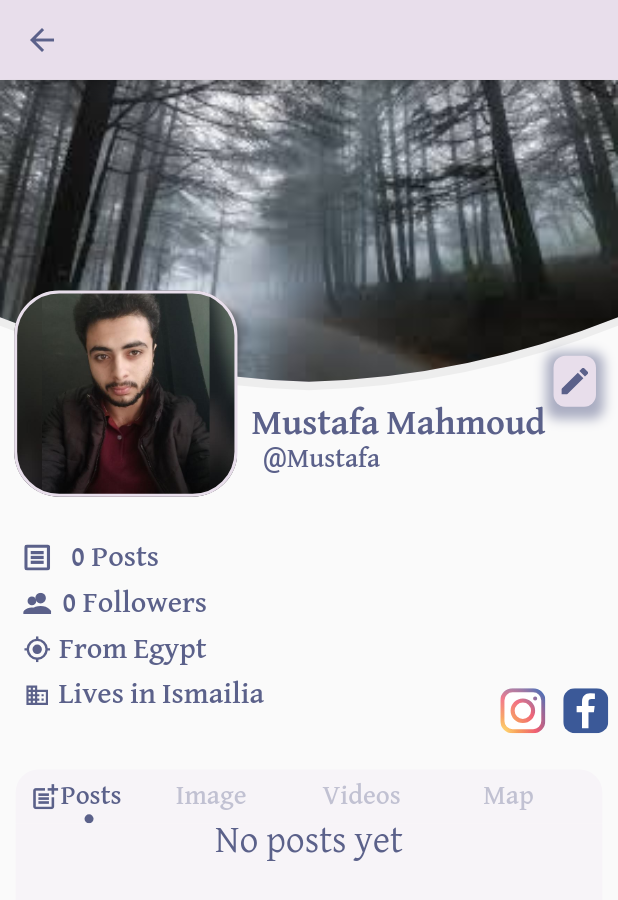
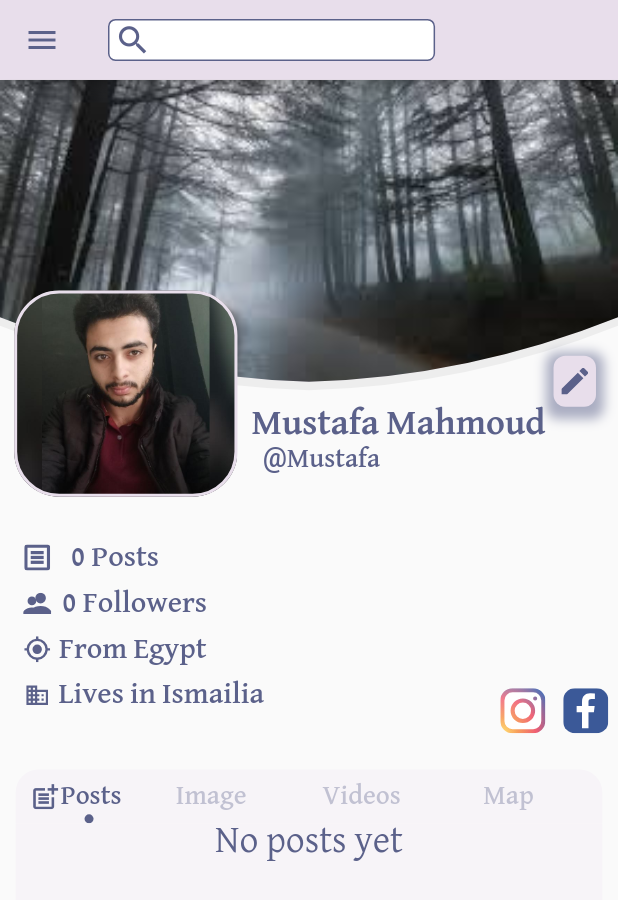
Before and after one commit to Amrmahmoud333/rafiq, a Flutter app: the ProfileScreen screen opened by its route, on a phone screen of 412 x 824 dp. Shown: the top 900 px of the screen. Run offline on Flutter 3.47's test engine with Material 2 defaults, Android fonts, the phone set to English and light mode, and no system bars; drawn by our look-alikes of auto_size_text; our stand-ins replace bloc, device_preview, dio, flutter_bloc, flutter_svg; accounts and stored records are empty.

Commit message:
add drawer and search bar in app bar

```diff
--- a/lib/views/profile/screens/profile_screen.dart
+++ b/lib/views/profile/screens/profile_screen.dart
@@ -23,10 +23,37 @@ class ProfileScreen extends StatelessWidget {
     return DefaultTabController(
       length: 4,
       initialIndex: 0,
+      child: SafeArea(
         child: Scaffold(
+          drawer: Drawer(),
           appBar: AppBar(
             toolbarHeight: h(55),
             backgroundColor: const Color(0xffE8DEEB),
+            title: InkWell(
+              onTap: () {
+                //    showSearch(context: context, delegate: MySearchDelegate());
+              },
+              child: Container(
+                width: w(208),
+                height: h(29),
+                decoration: BoxDecoration(
+                  color: Colors.white,
+                  borderRadius: BorderRadius.circular(5),
+                  border: Border.all(
+                    color: Color(0xff5B618A),
+                  ),
+                ),
+                child: Row(children: [
+                  SizedBox(
+                    width: w(3),
+                  ),
+                  Icon(
+                    Icons.search,
+                    size: 25,
+                  ),
+                ]),
+              ),
+            ),
           ),
           body: Column(
             children: [
@@ -53,6 +80,33 @@ class ProfileScreen extends StatelessWidget {
             ],
           ),
         ),
+      ),
     );
   }
 }
+/*
+class MySearchDelegate extends SearchDelegate {
+  @override
+  List<Widget>? buildActions(BuildContext context) {
+
+  }
+
+  @override
+  Widget? buildLeading(BuildContext context) {
+    // TODO: implement buildLeading
+    throw UnimplementedError();
+  }
+
+  @override
+  Widget buildResults(BuildContext context) {
+    // TODO: implement buildResults
+    throw UnimplementedError();
+  }
+
+  @override
+  Widget buildSuggestions(BuildContext context) {
+    // TODO: implement buildSuggestions
+    throw UnimplementedError();
+  }
+}
+*/
```
Also changed, not shown: pubspec.lock. Lines whose indentation alone changed are shown as unchanged.
